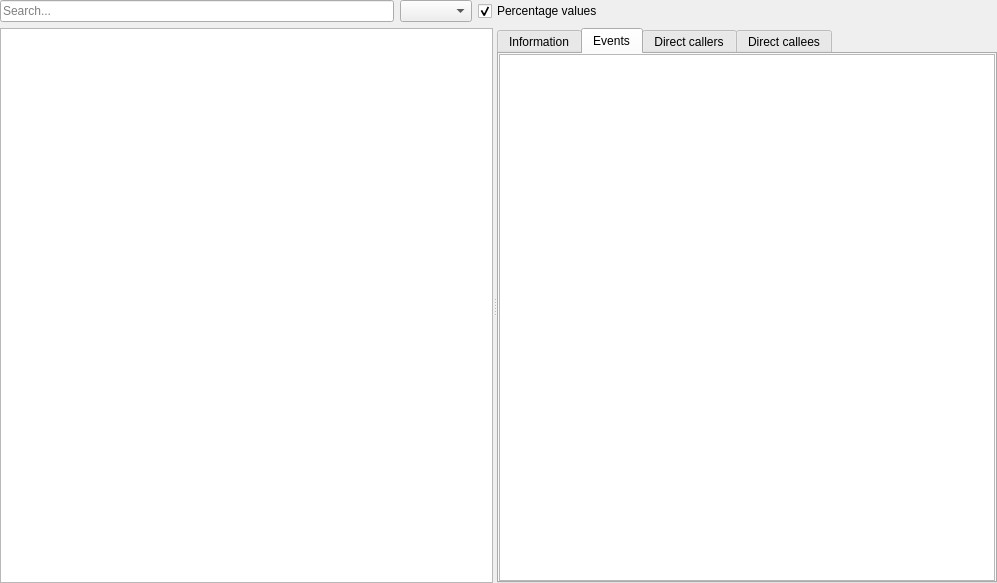
Qt form tools/callgrind/view.ui (KDE/kdev-valgrind) before a commit.
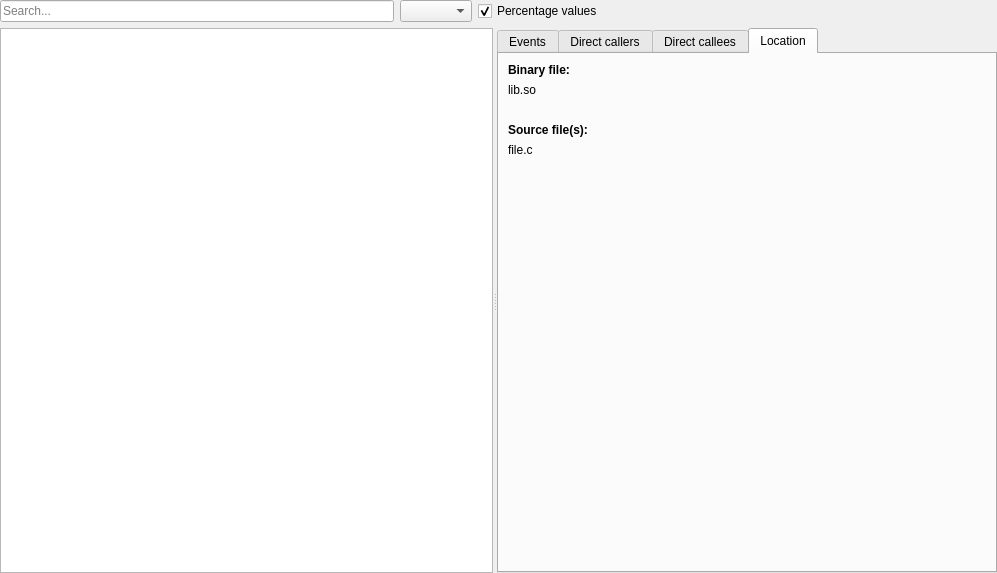
The same form after that commit. The open tabs and pages were chosen to show the change.

Commit message: UI fixes in Callgrind view

The edit to the form file:
```diff
--- a/tools/callgrind/view.ui
+++ b/tools/callgrind/view.ui
@@ -7,7 +7,7 @@
     <x>0</x>
     <y>0</y>
     <width>997</width>
-    <height>583</height>
+    <height>573</height>
    </rect>
   </property>
   <property name="sizePolicy">
@@ -95,48 +95,6 @@
       <property name="currentIndex">
        <number>1</number>
       </property>
-      <widget class="QWidget" name="information">
-       <property name="sizePolicy">
-        <sizepolicy hsizetype="Expanding" vsizetype="Expanding">
-         <horstretch>0</horstretch>
-         <verstretch>0</verstretch>
-        </sizepolicy>
-       </property>
-       <attribute name="title">
-        <string>Information</string>
-       </attribute>
-       <layout class="QHBoxLayout" name="horizontalLayout">
-        <property name="leftMargin">
-         <number>0</number>
-        </property>
-        <property name="topMargin">
-         <number>0</number>
-        </property>
-        <property name="rightMargin">
-         <number>0</number>
-        </property>
-        <property name="bottomMargin">
-         <number>0</number>
-        </property>
-        <item>
-         <layout class="QVBoxLayout" name="verticalLayout">
-          <item>
-           <widget class="QTreeView" name="informationView">
-            <property name="editTriggers">
-             <set>QAbstractItemView::NoEditTriggers</set>
-            </property>
-            <property name="rootIsDecorated">
-             <bool>false</bool>
-            </property>
-            <property name="headerHidden">
-             <bool>true</bool>
-            </property>
-           </widget>
-          </item>
-         </layout>
-        </item>
-       </layout>
-      </widget>
       <widget class="QWidget" name="events">
        <attribute name="title">
         <string>Events</string>
@@ -227,6 +185,88 @@
         </item>
        </layout>
       </widget>
+      <widget class="QWidget" name="location">
+       <property name="sizePolicy">
+        <sizepolicy hsizetype="Expanding" vsizetype="Expanding">
+         <horstretch>0</horstretch>
+         <verstretch>0</verstretch>
+        </sizepolicy>
+       </property>
+       <attribute name="title">
+        <string>Location</string>
+       </attribute>
+       <layout class="QVBoxLayout" name="verticalLayout">
+        <item>
+         <widget class="QLabel" name="binaryTitle">
+          <property name="font">
+           <font>
+            <weight>75</weight>
+            <bold>true</bold>
+           </font>
+          </property>
+          <property name="text">
+           <string>Binary file:</string>
+          </property>
+         </widget>
+        </item>
+        <item>
+         <widget class="QLabel" name="binaryLabel">
+          <property name="text">
+           <string notr="true">lib.so</string>
+          </property>
+          <property name="openExternalLinks">
+           <bool>false</bool>
+          </property>
+          <property name="textInteractionFlags">
+           <set>Qt::LinksAccessibleByMouse|Qt::TextSelectableByKeyboard|Qt::TextSelectableByMouse</set>
+          </property>
+         </widget>
+        </item>
+        <item>
+         <widget class="QLabel" name="emptyLabel">
+          <property name="text">
+           <string/>
+          </property>
+         </widget>
+        </item>
+        <item>
+         <widget class="QLabel" name="sourceTitle">
+          <property name="font">
+           <font>
+            <weight>75</weight>
+            <bold>true</bold>
+           </font>
+          </property>
+          <property name="text">
+           <string>Source file(s):</string>
+          </property>
+         </widget>
+        </item>
+        <item>
+         <widget class="QLabel" name="sourceLabel">
+          <property name="text">
+           <string notr="true">file.c</string>
+          </property>
+          <property name="textInteractionFlags">
+           <set>Qt::LinksAccessibleByMouse|Qt::TextSelectableByKeyboard|Qt::TextSelectableByMouse</set>
+          </property>
+         </widget>
+        </item>
+        <item>
+         <spacer name="verticalSpacer">
+          <property name="orientation">
+           <enum>Qt::Vertical</enum>
+          </property>
+          <property name="sizeHint" stdset="0">
+           <size>
+            <width>20</width>
+            <height>337</height>
+           </size>
+          </property>
+         </spacer>
+        </item>
+       </layout>
+      </widget>
      </widget>
     </widget>
    </item>
```
Left out of the diff: 3 changed lines with no effect on the pictures. The commit also changes 1 other file.
